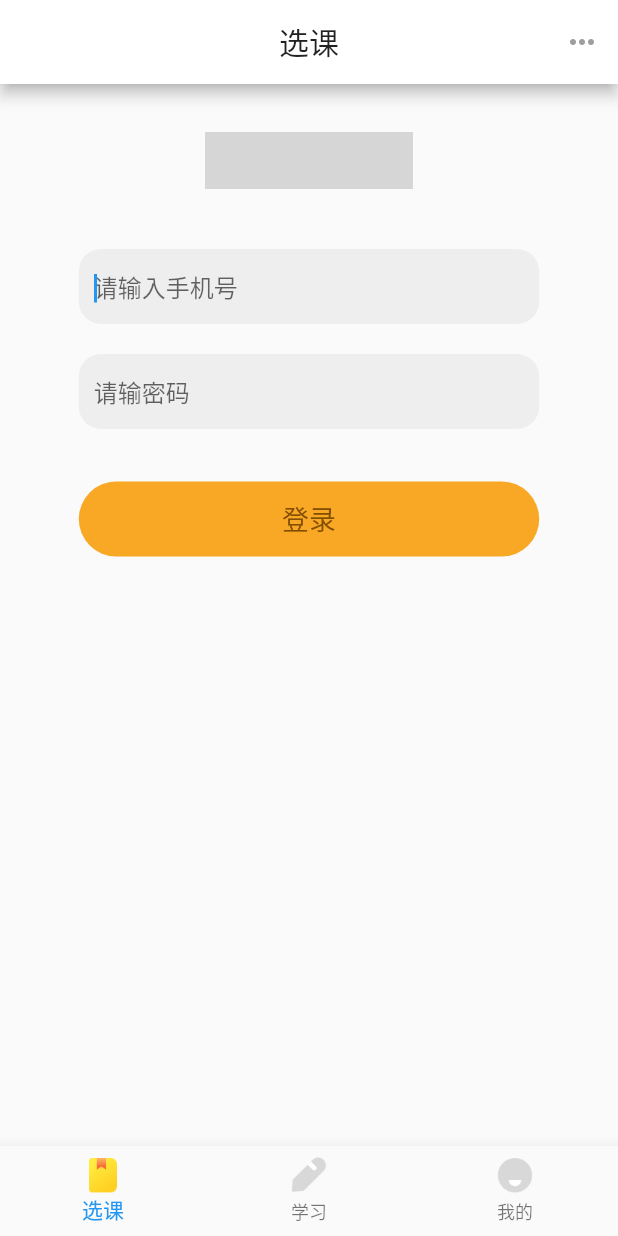
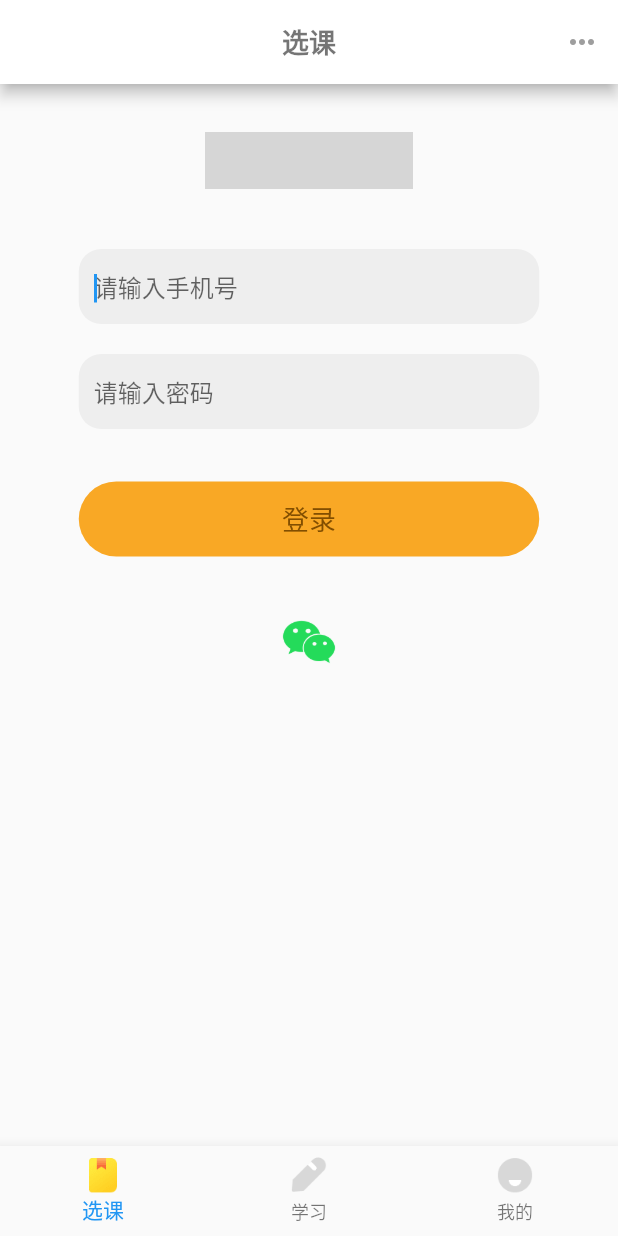
Before and after one commit to BlissYang91/micro_course, a Flutter app: the screen it shows after launch, after a tap on "登录", on a phone screen of 412 x 824 dp. Run offline on Flutter 3.47's test engine with Material 2 defaults, Android fonts, the phone set to English and light mode, and no system bars; our stand-ins replace dio, flutter_swiper; missing offline and left inert: dart:ffi, fluwx; network calls fail; grey boxes are pictures that could not be loaded.

Commit message:
弹起键盘布局超限问题

```diff
--- a/lib/main.dart
+++ b/lib/main.dart
@@ -4,6 +4,7 @@ import 'package:micro_course/common/RouterConfig.dart';
 import 'package:micro_course/ui/HomeScreen.dart';
 import 'package:micro_course/utils/theme_util.dart';
 import 'package:micro_course/widgets/BottomNavigationWidget.dart';
+import 'package:fluwx/fluwx.dart' as fluwx;
 
 void main(){
   runApp(MyApp());
@@ -24,6 +25,7 @@ class MyAppState extends State<MyApp>{
   }
   @override
   Widget build(BuildContext context) {
+    initWX();
     return MaterialApp(
       title: AppConfig.appName,
       debugShowCheckedModeBanner: false,
@@ -33,4 +35,16 @@ class MyAppState extends State<MyApp>{
     );
   }
 
+  void initWX() async{
+    await fluwx.registerWxApi(
+        appId:"wx1b9954566c289124",
+        doOnAndroid: true,
+        doOnIOS: true,
+        universalLink:"https://www.kuaizaixuetang.com/"
+
+    );
+    var result = await fluwx.isWeChatInstalled();
+    print("is installed $result");
+  }
+
 }
--- a/lib/ui/CourseScreen.dart
+++ b/lib/ui/CourseScreen.dart
@@ -2,6 +2,7 @@ import 'dart:convert';
 import 'dart:ffi';
 
 import 'package:dio/dio.dart';
+import 'package:flutter/cupertino.dart';
 import 'package:flutter/material.dart';
 import 'package:micro_course/bean/LoginMsg.dart';
 import 'package:micro_course/ui/StudyScreen.dart';
@@ -10,24 +11,31 @@ import 'package:micro_course/http/DioManger.dart';
 import 'package:micro_course/http/APIConfig.dart';
 import 'package:micro_course/widgets/BottomNavigationWidget.dart';
 import 'package:micro_course/common/eventbus.dart';
+import 'package:fluwx/fluwx.dart' as fluwx;
+
 class CourseScreen extends StatefulWidget {
-
-
   @override
   State<StatefulWidget> createState() {
     return _LoginState();
   }
 }
 
-class _LoginState extends State<CourseScreen>{
+class _LoginState extends State<CourseScreen> {
   final phoneController = TextEditingController();
   final pwdController = TextEditingController();
 
   @override
   Widget build(BuildContext context) {
     return Scaffold(
+        resizeToAvoidBottomPadding: false,
         appBar: AppBar(
-          title: Text('选课'),
+          title: Text(
+            '选课',
+            style: TextStyle(
+                fontSize: 18,
+                fontWeight: FontWeight.bold,
+                color: Colors.black54),
+          ),
           centerTitle: true,
           actions: <Widget>[
             IconButton(
@@ -41,10 +49,13 @@ class _LoginState extends State<CourseScreen>{
                 })
           ],
         ),
-        body: Container(
+        body: ListView(
+          shrinkWrap: true,///根据子组件的总长度来设置 ListView 的长度
+          children: <Widget>[
+            Container(
                 alignment: AlignmentDirectional.center,
                 child: Padding(
-            padding: EdgeInsets.fromLTRB(30.0,32.0,30.0,0),
+                  padding: EdgeInsets.fromLTRB(30.0, 32.0, 30.0, 0),
                   child: Column(
                     children: <Widget>[
                       Image(
@@ -58,25 +69,26 @@ class _LoginState extends State<CourseScreen>{
                       inputPassword(context),
 
                       loginWidget(context),
+
+                      loginByWX(context),
                     ],
                   ),
                 )),
-        );
+          ],
+        ));
+  }
 
-  }
   ///手机号模块
-  Widget inputPhone(BuildContext context){
+  Widget inputPhone(BuildContext context) {
     return Padding(
       padding: EdgeInsets.only(top: 40),
       child: Container(
         height: 50,
         width: 307,
         padding: EdgeInsets.only(left: 10.0),
-        alignment:AlignmentDirectional.center,
+        alignment: AlignmentDirectional.center,
         decoration: BoxDecoration(
-            color: Colors.grey[200],
-            borderRadius: BorderRadius.circular(15)
-        ),
+            color: Colors.grey[200], borderRadius: BorderRadius.circular(15)),
         child: TextField(
           autofocus: true,
           controller: phoneController,
@@ -85,50 +97,50 @@ class _LoginState extends State<CourseScreen>{
             border: InputBorder.none,
             contentPadding: EdgeInsets.zero,
           ),
-          onChanged: (v){
+          onChanged: (v) {
 //                      print("手机号:$v");
           },
         ),
       ),
     );
   }
+
   /// 密码模块
-  Widget inputPassword(BuildContext context){
-    return  Padding(
+  Widget inputPassword(BuildContext context) {
+    return Padding(
       padding: EdgeInsets.only(top: 20),
       child: Container(
         height: 50,
         width: 307,
         padding: EdgeInsets.only(left: 10.0),
-        alignment:AlignmentDirectional.center,
+        alignment: AlignmentDirectional.center,
         decoration: BoxDecoration(
-            color: Colors.grey[200],
-            borderRadius: BorderRadius.circular(15)
-        ),
-        child:  TextField(
+            color: Colors.grey[200], borderRadius: BorderRadius.circular(15)),
+        child: TextField(
           autofocus: true,
           controller: pwdController,
           decoration: InputDecoration(
-            hintText: "请输密码",
+            hintText: "请输入密码",
             border: InputBorder.none,
             contentPadding: EdgeInsets.zero,
           ),
-          onChanged: (v){
+          onChanged: (v) {
 //                      print("密码:$v");
           },
         ),
       ),
     );
   }
-  /// 登录模块
-  Widget loginWidget(BuildContext context){
+
+  /// 手机号登录模块
+  Widget loginWidget(BuildContext context) {
     return GestureDetector(
-      onTap: (){
+      onTap: () {
         var params = {
-            "phone":phoneController.text,
-            "password":pwdController.text,
+          "phone": phoneController.text,
+          "password": pwdController.text,
         };
-          login(params,context);
+        login(params, context);
 
 //        Scaffold.of(context).showSnackBar(SnackBar(
 //          content: Text('点击登录'+phoneController.text),
@@ -141,38 +153,53 @@ class _LoginState extends State<CourseScreen>{
           child: Stack(
             alignment: AlignmentDirectional.center,
             children: <Widget>[
-
               Container(
                 height: 50,
                 width: 307,
                 decoration: BoxDecoration(
                   color: Colors.yellow[800],
-                  borderRadius:
-                  BorderRadius.all(Radius.circular(45)),
+                  borderRadius: BorderRadius.all(Radius.circular(45)),
                 ),
               ),
               Text(
                 '登录',
-                style: TextStyle(
-                    fontSize: 18, color: HexColor('#824E00')),
+                style: TextStyle(fontSize: 18, color: HexColor('#824E00')),
               ),
             ],
-
           ),
         ),
       ),
     );
   }
 
-  void login(Map<String, String> params,BuildContext context) {
-    DioManger.getInstance().post(
-        APIConfig.LOGIN,
-        params,null, (data){
+  /// 微信登录模块
+  Widget loginByWX(BuildContext context) {
+    return GestureDetector(
+      onTap: loginWX,
+      child: Container(
+//        height: 50,
+        alignment: AlignmentDirectional.center,
+        child: Padding(
+          padding: EdgeInsets.all(2),
+          child: Image(
+            image: AssetImage("images/send.png"),
+            width: 139,
+            height: 40,
+            fit: BoxFit.contain,
+          ),
+        ),
+      ),
+    );
+  }
+
+  void login(Map<String, String> params, BuildContext context) {
+    DioManger.getInstance().post(APIConfig.LOGIN, params, null, (data) {
       setState(() {
-            print("登录成功："+data.toString());
+        print("登录成功：" + data.toString());
         Map<String, dynamic> jsonMsg = json.decode(data.toString());
         LoginMsg loginMsg = LoginMsg.fromJson(jsonMsg);
-            print("json转实体类："+loginMsg.toString());
+        print("json转实体类：" + loginMsg.toString());
+
         ///更新UI
 //            Navigator.pushReplacement(context, MaterialPageRoute(
 //                builder: (context) => BottomNavigationWidget(),
@@ -182,33 +209,43 @@ class _LoginState extends State<CourseScreen>{
 //            ));
         getUserCourseList(loginMsg);
       });
+    }, (error) {
+      setState(() {});
+      print("登录异常：" + error.toString());
+    });
+  }
 
-        }, (error){
-          setState(() {
-
-          });
-          print("登录异常："+error.toString());
-        }
-    );
-  }
   ///获取用户课程信息
   void getUserCourseList(LoginMsg loginMsg) {
     ///显示指定Map的限定类型
-    Map<String,String> parms = {"student_id":loginMsg.data.studentId.toString()};
-    Map<String,String> headers = {"token":loginMsg.data.loginToken.toString()};
-    DioManger.getInstance().get(
-        APIConfig.GET_COURSE_LIST,
-        parms,
-        headers,
-        (data){
-          print("获取课程列表成功："+data.toString());
+    Map<String, String> parms = {
+      "student_id": loginMsg.data.studentId.toString()
+    };
+    Map<String, String> headers = {
+      "token": loginMsg.data.loginToken.toString()
+    };
+    DioManger.getInstance().get(APIConfig.GET_COURSE_LIST, parms, headers,
+        (data) {
+      print("获取课程列表成功：" + data.toString());
+
       /// 登录成功发送全局事件
-            bus.emit('login',loginMsg);
-        },
-        (error){
-          print("获取课程列表失败："+error.toString());
+      bus.emit('login', loginMsg);
+    }, (error) {
+      print("获取课程列表失败：" + error.toString());
+    });
   }
-    );
 
+  ///微信登录
+  void loginWX() {
+    print("微信登录");
+    fluwx
+        .sendAuth(scope: "snsapi_userinfo", state: "wechat_sdk_demo_test")
+        .then((data) {
+      setState(() {
+        print("拉取微信用户信息：" + data.toString());
+      });
+    }).catchError((e) {
+      print('weChatLogin  e  $e');
+    });
   }
 }
--- a/pubspec.yaml
+++ b/pubspec.yaml
@@ -14,6 +14,7 @@ dependencies:
   cupertino_icons: ^0.1.2
   flutter_swiper: ^1.1.6
   dio: ^3.0.8
+  fluwx: ^1.2.1+1
 
 dev_dependencies:
   flutter_test:
```
Also changed, not shown: lib/widgets/ItemMyCourseList.dart (+4 -4 lines), images/send.png (added), pubspec.lock, 10 other files. Lines whose indentation alone changed are shown as unchanged.
